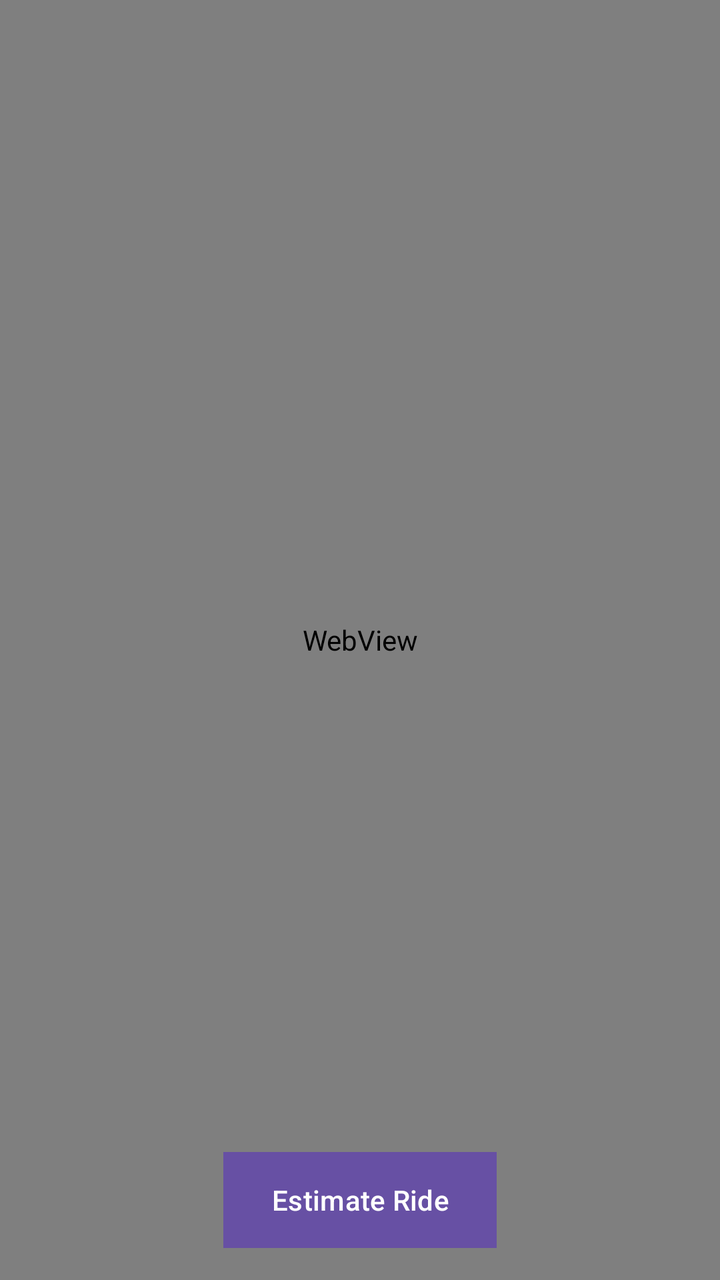
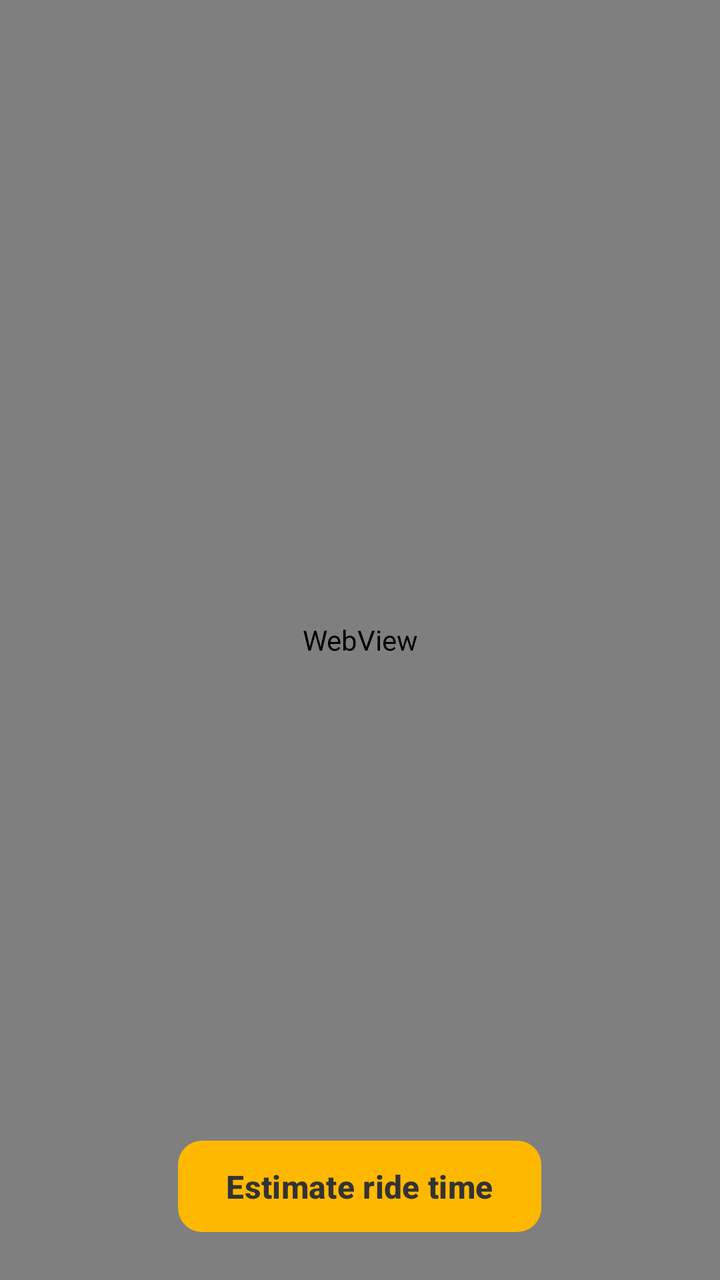

The first picture is an Android layout as it rendered before a commit; the second is the same layout after the commit. The layout source and the unified diff follow.
<!-- AndroidManifest.xml: application theme Theme.UberProject -->
<!-- res/layout/fragment_map.xml -->
<?xml version="1.0" encoding="utf-8"?>
<FrameLayout xmlns:android="http://schemas.android.com/apk/res/android"
    android:layout_width="match_parent"
    android:layout_height="match_parent">

    <WebView
        android:id="@+id/webViewMap"
        android:layout_width="match_parent"
        android:layout_height="match_parent"/>

    <Button
        android:id="@+id/btnEstimateRide"
        android:layout_width="wrap_content"
        android:layout_height="wrap_content"
        android:text="Estimate Ride"
        android:layout_gravity="bottom|center_horizontal"
        android:layout_marginBottom="16dp"
        android:textColor="@android:color/white"
        android:background="@android:color/holo_blue_dark"/>
</FrameLayout>
<!-- resources referenced by this layout -->
<resources>
  <style name="Theme.UberProject" parent="Base.Theme.UberProject" />
  <style name="Base.Theme.UberProject" parent="Theme.Material3.DayNight.NoActionBar">
          
          
      </style>
</resources>

<!-- the commit's change to res/layout/fragment_map.xml (unified diff, before → after) -->
@@ -1,5 +1,6 @@
 <?xml version="1.0" encoding="utf-8"?>
 <FrameLayout xmlns:android="http://schemas.android.com/apk/res/android"
+    xmlns:app="http://schemas.android.com/apk/res-auto"
     android:layout_width="match_parent"
     android:layout_height="match_parent">
 
@@ -8,13 +9,20 @@
         android:layout_width="match_parent"
         android:layout_height="match_parent"/>
 
-    <Button
+    <com.google.android.material.button.MaterialButton
         android:id="@+id/btnEstimateRide"
         android:layout_width="wrap_content"
         android:layout_height="wrap_content"
-        android:text="Estimate Ride"
+        android:text="@string/estimate_ride"
         android:layout_gravity="bottom|center_horizontal"
-        android:layout_marginBottom="16dp"
-        android:textColor="@android:color/white"
-        android:background="@android:color/holo_blue_dark"/>
+        android:layout_marginBottom="20dp"
+        android:paddingLeft="24dp"
+        android:paddingRight="24dp"
+        android:paddingTop="12dp"
+        android:paddingBottom="12dp"
+        android:textColor="@color/text_dark"
+        android:textStyle="bold"
+        android:textSize="16sp"
+        app:backgroundTint="#FFB800"
+        app:cornerRadius="12dp"/>
 </FrameLayout>
<!-- resource entries referenced after the edit -->
@@ -1,5 +1,7 @@
 <!-- resources referenced by this layout -->
 <resources>
+  <color name="text_dark">#333333</color>
+  <string name="estimate_ride">Estimate ride time</string>
   <style name="Theme.UberProject" parent="Base.Theme.UberProject" />
   <style name="Base.Theme.UberProject" parent="Theme.Material3.DayNight.NoActionBar">
           
